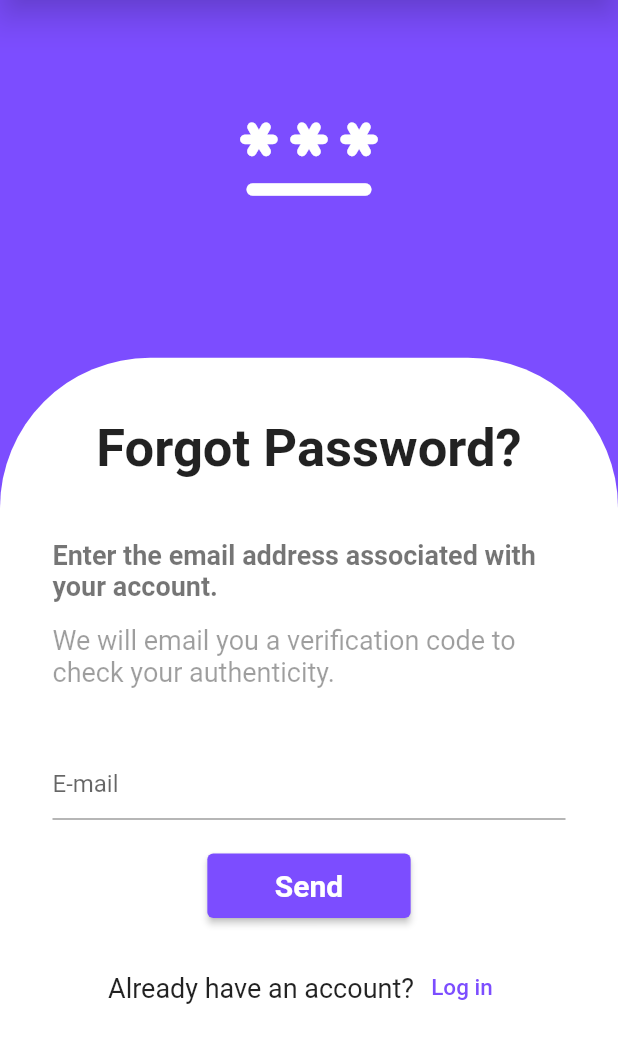
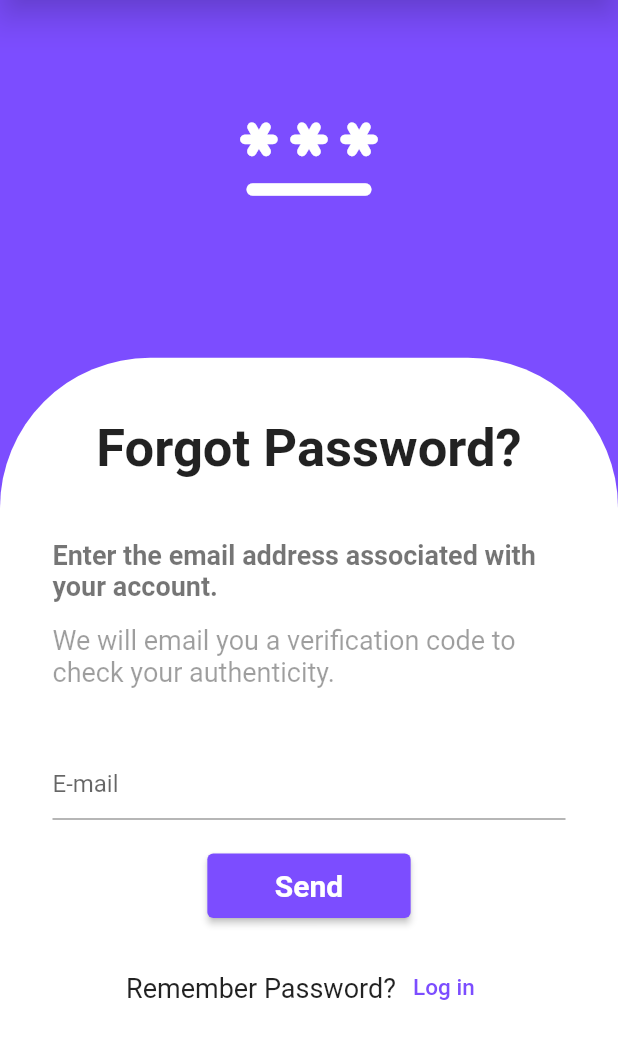
Before and after one commit to Formula-1-One/Formula1-Hostel-Booking-Frontend, a Flutter app: the ManagerForgotPassword screen opened directly, on a phone screen of 412 x 824 dp, the part 97-1160 px from its top. Run offline on Flutter 3.47's test engine with Material 2 defaults, Android fonts, the phone set to English and light mode, and no system bars; our stand-ins replace carousel_pro, get, hexcolor, otp_text_field, pdf, printing.

Commit message:
manager update 3

```diff
--- a/lib/pages_manager/manager_forgot_password.dart
+++ b/lib/pages_manager/manager_forgot_password.dart
@@ -104,7 +104,7 @@ class ManagerForgotPassword extends StatelessWidget {
               Row(
                 mainAxisAlignment: MainAxisAlignment.center,
                 children: [
-                  Text("Already have an account?" ,
+                  Text("Remember Password?" ,
                     style: TextStyle(fontSize: 18),
 
                   ),
```
